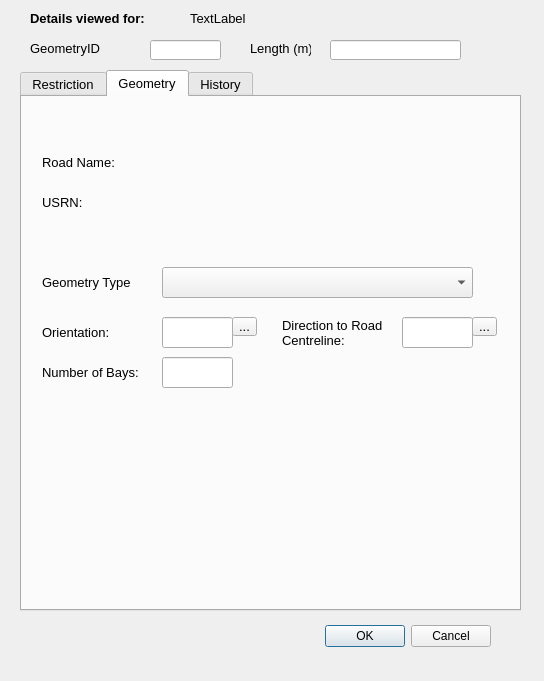
tlh22/TOMs, file restrictionDetails_dialog_base.ui: the form before one commit.
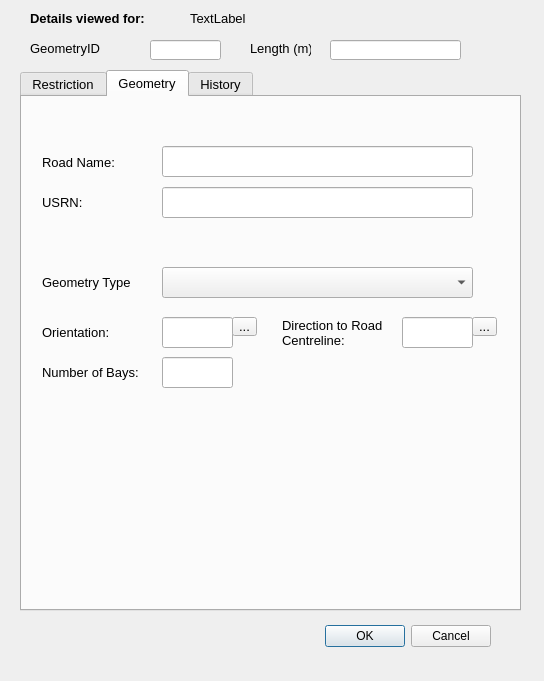
The form after the commit. The open tabs and pages were chosen to show the change.

The edit to the form file:
```diff
--- a/restrictionDetails_dialog_base.ui
+++ b/restrictionDetails_dialog_base.ui
@@ -679,6 +679,26 @@
       <string>USRN:</string>
      </property>
     </widget>
+    <widget class="QLineEdit" name="txt_RoadName">
+     <property name="geometry">
+      <rect>
+       <x>140</x>
+       <y>49</y>
+       <width>311</width>
+       <height>31</height>
+      </rect>
+     </property>
+    </widget>
+    <widget class="QLineEdit" name="txt_USRN">
+     <property name="geometry">
+      <rect>
+       <x>140</x>
+       <y>90</y>
+       <width>311</width>
+       <height>31</height>
+      </rect>
+     </property>
+    </widget>
    </widget>
    <widget class="QWidget" name="RestrictionHistory">
     <attribute name="title">
```
